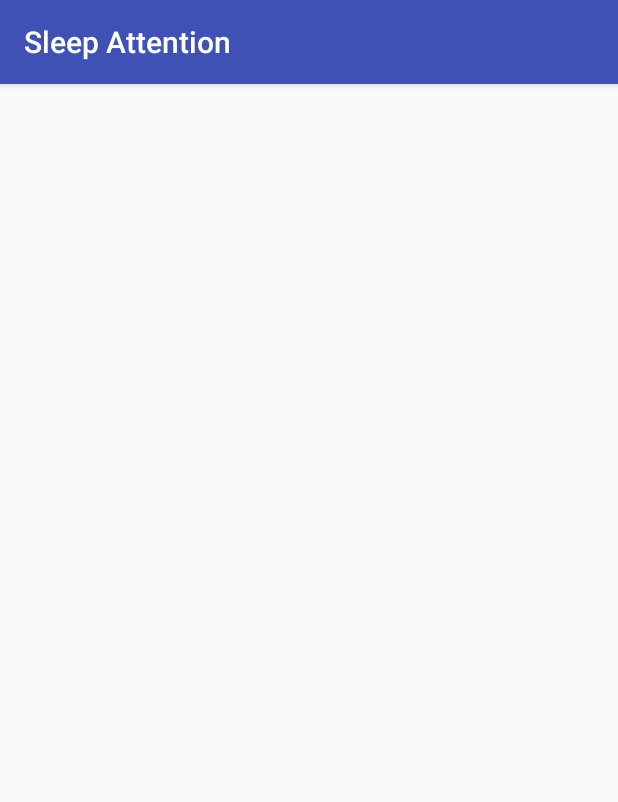
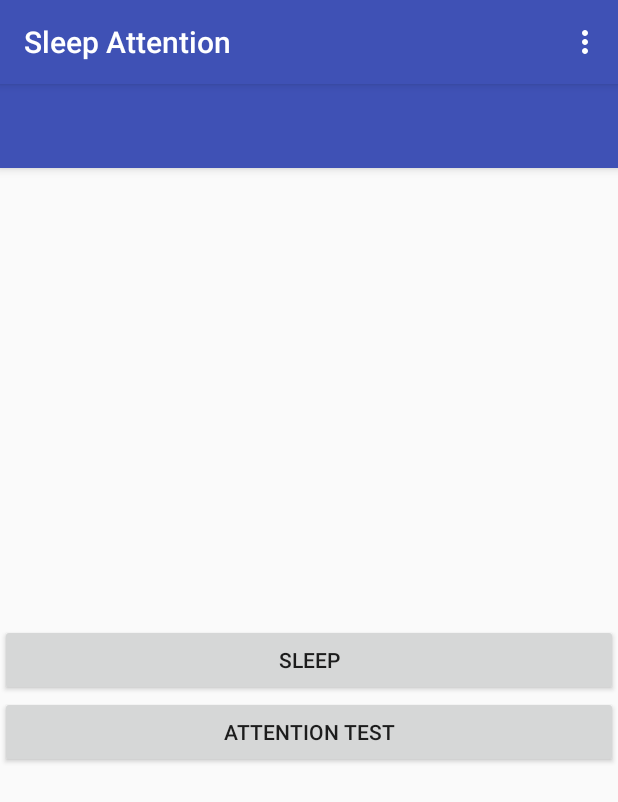
Before and after one commit to alexkahler/SleepAttention, an Android app: the screen it shows after launch (SleepActivity before the commit, Home after it), on a phone screen of 412 x 824 dp. Shown: the top 802 px of the screen. Run offline under Robolectric (Android 15) with nearby library versions, the phone set to English and light mode, and no system bars.

Commit message:
Buttons on Home activity
Implemented buttons on Home.class activity for navigating the
application

```diff
--- a/app/src/main/java/dk/aau/student/b211/sleepattention/Home.java
+++ b/app/src/main/java/dk/aau/student/b211/sleepattention/Home.java
@@ -1,5 +1,6 @@
 package dk.aau.student.b211.sleepattention;
 
+import android.content.Context;
 import android.content.Intent;
 import android.support.design.widget.FloatingActionButton;
 import android.support.design.widget.Snackbar;
@@ -10,30 +11,62 @@ import android.view.Menu;
 import android.view.MenuItem;
 import android.view.View;
 import android.widget.Button;
+import android.widget.Toast;
 
 public class Home extends AppCompatActivity {
 
+    private Context context;
+    private Button sleepButton, attentionButton;
     @Override
     protected void onCreate(Bundle savedInstanceState) {
         super.onCreate(savedInstanceState);
         setContentView(R.layout.activity_home);
-        };
-        //Toolbar toolbar = (Toolbar) findViewById(R.id.toolbar);
+        context = getApplicationContext();
+
+        Toolbar toolbar = (Toolbar) findViewById(R.id.toolbar);
         //setSupportActionBar(toolbar);
 
+        findViews();
 
-    /*
+    }
+
+    private void findViews() {
+        sleepButton = (Button)findViewById(R.id.home_sleep_button);
+        sleepButton.setOnClickListener(new View.OnClickListener() {
+            @Override
+            public void onClick(View v) {
+                Intent i = new Intent(context, SleepActivity.class);
+                startActivity(i);
+            }
+        });
+
+        attentionButton = (Button)findViewById(R.id.home_attention_button);
+        attentionButton.setOnClickListener(new View.OnClickListener() {
+            @Override
+            public void onClick(View v) {
+                Toast.makeText(context, "Not yet implemented", Toast.LENGTH_SHORT).show();
+                //Intent i = new Intent(context, AttentionActivity.class);
+            }
+        });
+    }
+
     @Override
     public boolean onCreateOptionsMenu(Menu menu) {
-        //getMenuInflater().inflate(R.menu.home_activity, menu);
+        getMenuInflater().inflate(R.menu.home_activity, menu);
         return true;
     }
 
     @Override
     public boolean onOptionsItemSelected(MenuItem item) {
         int id = item.getItemId();
-
+        if (id == R.id.action_settings) {
+            Toast.makeText(context, "Not yet implemented", Toast.LENGTH_SHORT).show();
+            /*
+            Intent i = new Intent(context, SettingsActivity.class);
+            startActivity(i);
+            return true;
+            */
+        }
         return super.onOptionsItemSelected(item);
     }
-    */
 }
--- a/app/src/main/res/layout/activity_home.xml
+++ b/app/src/main/res/layout/activity_home.xml
@@ -25,14 +25,22 @@
         android:layout_height="match_parent">
 
         <Button
-            android:layout_width="match_parent"
+            android:layout_width="fill_parent"
             android:layout_height="wrap_content"
-            android:id="@+id/sleep_button"
-            android:layout_marginBottom="237dp"
+            android:id="@+id/home_sleep_button"
             android:theme="@style/Base.Widget.AppCompat.Button"
-            android:text="@string/button_sleep_text"
-            android:layout_alignParentBottom="true"
+            android:text="@string/home_sleep_button"
+            android:layout_centerVertical="true"
             android:layout_alignParentStart="true" />
+
+        <Button
+            android:layout_width="fill_parent"
+            android:layout_height="wrap_content"
+            android:text="@string/home_attention_button"
+            android:id="@+id/home_attention_button"
+            android:layout_below="@+id/home_sleep_button"
+            android:layout_centerHorizontal="true"
+            android:theme="@style/Base.Widget.AppCompat.Button" />
     </RelativeLayout>
 
 
--- /dev/null
+++ b/app/src/main/res/menu/home_activity.xml
@@ -0,0 +1,11 @@
+<?xml version="1.0" encoding="utf-8"?>
+<menu xmlns:android="http://schemas.android.com/apk/res/android"
+    xmlns:app="http://schemas.android.com/apk/res-auto"
+    xmlns:tools="http://schemas.android.com/tools"
+    tools:context=".home_activity">
+    <item
+        android:id="@+id/action_settings"
+        android:orderInCategory="100"
+        android:title="@string/home_menu_settings"
+        app:showAsAction="never" />
+</menu>
--- a/app/src/main/res/values/strings.xml
+++ b/app/src/main/res/values/strings.xml
@@ -4,6 +4,7 @@
 
 
     <!-- Main Layout Strings -->
-    <string name="button_sleep_text">Sleep</string>
-
+    <string name="home_sleep_button">Sleep</string>
+    <string name="home_menu_settings">Settings</string>
+    <string name="home_attention_button">Attention Test</string>
 </resources>
```
Also changed, not shown: app/src/main/AndroidManifest.xml (+11 -4 lines), 2 other files.
